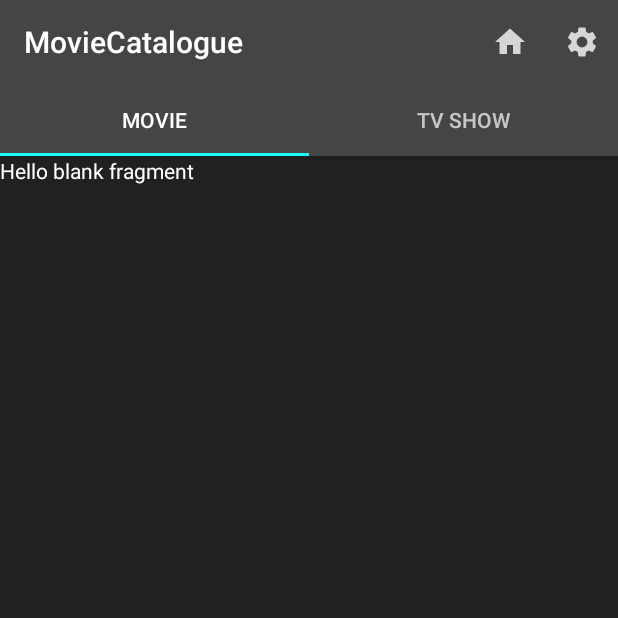
After one commit to billbull21/Movie-Catalogue, an Android app: the FavMovieFragment screen opened directly, with no data from a screen before it, on a phone screen of 412 x 824 dp, the top half of it. The commit adds this screen. Run offline under Robolectric (Android 15) with nearby library versions, the phone set to English and light mode, and no system bars.

```diff
--- /dev/null
+++ b/app/src/main/java/com/learnque/my/moviecatalogue/view/ui/FavMovieFragment.java
@@ -0,0 +1,30 @@
+package com.learnque.my.moviecatalogue.view.ui;
+
+
+import android.os.Bundle;
+import android.support.v4.app.Fragment;
+import android.view.LayoutInflater;
+import android.view.View;
+import android.view.ViewGroup;
+
+import com.learnque.my.moviecatalogue.R;
+
+/**
+ * A simple {@link Fragment} subclass.
+ */
+public class FavMovieFragment extends Fragment {
+
+
+    public FavMovieFragment() {
+        // Required empty public constructor
+    }
+
+
+    @Override
+    public View onCreateView(LayoutInflater inflater, ViewGroup container,
+                             Bundle savedInstanceState) {
+        // Inflate the layout for this fragment
+        return inflater.inflate(R.layout.fragment_fav_movie, container, false);
+    }
+
+}
--- /dev/null
+++ b/app/src/main/java/com/learnque/my/moviecatalogue/view/ui/FavTvFragment.java
@@ -0,0 +1,31 @@
+package com.learnque.my.moviecatalogue.view.ui;
+
+
+import android.os.Bundle;
+import android.support.v4.app.Fragment;
+import android.view.LayoutInflater;
+import android.view.View;
+import android.view.ViewGroup;
+
+import com.learnque.my.moviecatalogue.R;
+
+/**
+ * A simple {@link Fragment} subclass.
+ */
+public class FavTvFragment extends Fragment {
+
+
+    public FavTvFragment() {
+        // Required empty public constructor
+    }
+
+    @Override
+    public View onCreateView(LayoutInflater inflater, ViewGroup container,
+                             Bundle savedInstanceState) {
+        // Inflate the layout for this fragment
+        return inflater.inflate(R.layout.fragment_fav_tv, container, false);
+    }
+
+
+
+}
--- a/app/src/main/java/com/learnque/my/moviecatalogue/view/ui/FavoriteActivity.java
+++ b/app/src/main/java/com/learnque/my/moviecatalogue/view/ui/FavoriteActivity.java
@@ -1,15 +1,62 @@
 package com.learnque.my.moviecatalogue.view.ui;
 
+import android.content.Intent;
+import android.support.design.widget.TabLayout;
+import android.support.v4.view.ViewPager;
 import android.support.v7.app.AppCompatActivity;
 import android.os.Bundle;
+import android.support.v7.widget.Toolbar;
+import android.view.Menu;
+import android.view.MenuItem;
 
 import com.learnque.my.moviecatalogue.R;
+import com.learnque.my.moviecatalogue.view.adapter.ViewPagerAdapter;
 
 public class FavoriteActivity extends AppCompatActivity {
+
+    private Toolbar toolbar;
+    private TabLayout tabLayout;
+    private ViewPager viewPager;
 
     @Override
     protected void onCreate(Bundle savedInstanceState) {
         super.onCreate(savedInstanceState);
         setContentView(R.layout.activity_favorite);
+
+        toolbar = findViewById(R.id.toolbar);
+        setSupportActionBar(toolbar);
+
+        viewPager = findViewById(R.id.viewpager);
+        setupViewPager(viewPager);
+
+        tabLayout = findViewById(R.id.tabs);
+        tabLayout.setupWithViewPager(viewPager);
+    }
+
+    private void setupViewPager(ViewPager viewPager) {
+        ViewPagerAdapter adapter = new ViewPagerAdapter(getSupportFragmentManager());
+        adapter.addFragment(new FavMovieFragment(), "MOVIE");
+        adapter.addFragment(new FavTvFragment(), "TV SHOW");
+        viewPager.setAdapter(adapter);
+    }
+
+    @Override
+    public boolean onCreateOptionsMenu(Menu menu) {
+        getMenuInflater().inflate(R.menu.home_menu, menu);
+        return super.onCreateOptionsMenu(menu);
+    }
+
+    @Override
+    public boolean onOptionsItemSelected(MenuItem item) {
+        switch (item.getItemId()) {
+            case R.id.home_menu:
+                Intent intent = new Intent(FavoriteActivity.this, MainActivity.class);
+                startActivity(intent);
+                finish();
+                return true;
+            case R.id.settings:
+                return true;
+        }
+        return super.onOptionsItemSelected(item);
     }
 }
--- /dev/null
+++ b/app/src/main/res/drawable/ic_home.xml
@@ -0,0 +1,5 @@
+<vector android:height="24dp" android:tint="#D6D6D6"
+    android:viewportHeight="24.0" android:viewportWidth="24.0"
+    android:width="24dp" xmlns:android="http://schemas.android.com/apk/res/android">
+    <path android:fillColor="#FF000000" android:pathData="M10,20v-6h4v6h5v-8h3L12,3 2,12h3v8z"/>
+</vector>
--- /dev/null
+++ b/app/src/main/res/drawable/ic_settings.xml
@@ -0,0 +1,5 @@
+<vector android:height="24dp" android:tint="#D6D6D6"
+    android:viewportHeight="24" android:viewportWidth="24"
+    android:width="24dp" xmlns:android="http://schemas.android.com/apk/res/android">
+    <path android:fillColor="#FF000000" android:pathData="M19.1,12.9a2.8,2.8 0,0 0,0.1 -0.9,2.8 2.8,0 0,0 -0.1,-0.9l2.1,-1.6a0.7,0.7 0,0 0,0.1 -0.6L19.4,5.5a0.7,0.7 0,0 0,-0.6 -0.2l-2.4,1a6.5,6.5 0,0 0,-1.6 -0.9l-0.4,-2.6a0.5,0.5 0,0 0,-0.5 -0.4H10.1a0.5,0.5 0,0 0,-0.5 0.4L9.3,5.4a5.6,5.6 0,0 0,-1.7 0.9l-2.4,-1a0.4,0.4 0,0 0,-0.5 0.2l-2,3.4c-0.1,0.2 0,0.4 0.2,0.6l2,1.6a2.8,2.8 0,0 0,-0.1 0.9,2.8 2.8,0 0,0 0.1,0.9L2.8,14.5a0.7,0.7 0,0 0,-0.1 0.6l1.9,3.4a0.7,0.7 0,0 0,0.6 0.2l2.4,-1a6.5,6.5 0,0 0,1.6 0.9l0.4,2.6a0.5,0.5 0,0 0,0.5 0.4h3.8a0.5,0.5 0,0 0,0.5 -0.4l0.3,-2.6a5.6,5.6 0,0 0,1.7 -0.9l2.4,1a0.4,0.4 0,0 0,0.5 -0.2l2,-3.4c0.1,-0.2 0,-0.4 -0.2,-0.6ZM12,15.6A3.6,3.6 0,1 1,15.6 12,3.6 3.6,0 0,1 12,15.6Z"/>
+</vector>
--- a/app/src/main/res/layout/activity_favorite.xml
+++ b/app/src/main/res/layout/activity_favorite.xml
@@ -1,9 +1,41 @@
 <?xml version="1.0" encoding="utf-8"?>
-<android.support.constraint.ConstraintLayout xmlns:android="http://schemas.android.com/apk/res/android"
+<RelativeLayout
+    xmlns:android="http://schemas.android.com/apk/res/android"
     xmlns:app="http://schemas.android.com/apk/res-auto"
-    xmlns:tools="http://schemas.android.com/tools"
     android:layout_width="match_parent"
     android:layout_height="match_parent"
-    tools:context=".view.ui.FavoriteActivity">
+    android:background="#212121">
 
-</android.support.constraint.ConstraintLayout>
+    <android.support.design.widget.CoordinatorLayout
+        android:layout_width="match_parent"
+        android:layout_height="match_parent">
+        <android.support.design.widget.AppBarLayout
+            android:id="@+id/appbar"
+            android:layout_width="match_parent"
+            android:layout_height="wrap_content"
+            android:theme="@style/ThemeOverlay.AppCompat.Dark.ActionBar">
+
+            <android.support.v7.widget.Toolbar
+                android:id="@+id/toolbar"
+                android:layout_width="match_parent"
+                android:layout_height="?attr/actionBarSize"
+                android:background="?attr/colorPrimary"
+                app:layout_scrollFlags="scroll|enterAlways"
+                app:popupTheme="@style/ThemeOverlay.AppCompat.Light" />
+
+            <android.support.design.widget.TabLayout
+                android:id="@+id/tabs"
+                android:layout_width="match_parent"
+                android:layout_height="wrap_content"
+                app:tabMode="fixed"
+                app:tabGravity="fill"/>
+        </android.support.design.widget.AppBarLayout>
+
+        <android.support.v4.view.ViewPager
+            android:id="@+id/viewpager"
+            android:layout_below="@id/appbar"
+            android:layout_width="match_parent"
+            android:layout_height="match_parent"
+            app:layout_behavior="@string/appbar_scrolling_view_behavior"  />
+    </android.support.design.widget.CoordinatorLayout>
+</RelativeLayout>
--- a/app/src/main/res/layout/activity_main.xml
+++ b/app/src/main/res/layout/activity_main.xml
@@ -6,6 +6,9 @@
     android:layout_height="match_parent"
     android:background="#212121">
 
+    <android.support.design.widget.CoordinatorLayout
+        android:layout_width="match_parent"
+        android:layout_height="match_parent">
         <android.support.design.widget.AppBarLayout
             android:id="@+id/appbar"
             android:layout_width="match_parent"
@@ -34,4 +37,5 @@
             android:layout_width="match_parent"
             android:layout_height="match_parent"
             app:layout_behavior="@string/appbar_scrolling_view_behavior"  />
+    </android.support.design.widget.CoordinatorLayout>
 </RelativeLayout>
--- /dev/null
+++ b/app/src/main/res/layout/fragment_fav_movie.xml
@@ -0,0 +1,14 @@
+<?xml version="1.0" encoding="utf-8"?>
+<FrameLayout xmlns:android="http://schemas.android.com/apk/res/android"
+    xmlns:tools="http://schemas.android.com/tools"
+    android:layout_width="match_parent"
+    android:layout_height="match_parent"
+    tools:context=".view.ui.FavMovieFragment">
+
+    <!-- TODO: Update blank fragment layout -->
+    <TextView
+        android:layout_width="match_parent"
+        android:layout_height="match_parent"
+        android:text="@string/hello_blank_fragment" />
+
+</FrameLayout>
--- a/app/src/main/res/menu/add_fav_menu.xml
+++ b/app/src/main/res/menu/fav_menu.xml
@@ -7,4 +7,10 @@
         android:icon="@drawable/ic_favorite_true"
         app:showAsAction="always"
         />
+    <item
+        android:id="@+id/settings"
+        android:title="@string/settings"
+        android:icon="@drawable/ic_settings"
+        app:showAsAction="ifRoom"
+        />
 </menu>
--- /dev/null
+++ b/app/src/main/res/menu/home_menu.xml
@@ -0,0 +1,16 @@
+<?xml version="1.0" encoding="utf-8"?>
+<menu xmlns:android="http://schemas.android.com/apk/res/android"
+    xmlns:app="http://schemas.android.com/apk/res-auto">
+    <item
+        android:id="@+id/home_menu"
+        android:title="@string/home"
+        android:icon="@drawable/ic_home"
+        app:showAsAction="always"
+        />
+    <item
+        android:id="@+id/settings"
+        android:title="@string/settings"
+        android:icon="@drawable/ic_settings"
+        app:showAsAction="ifRoom"
+        />
+</menu>
--- a/app/src/main/res/values/strings.xml
+++ b/app/src/main/res/values/strings.xml
@@ -8,4 +8,6 @@
     <string name="close">Close</string>
     <string name="see_poster">See Poster</string>
     <string name="cari">Cari</string>
+    <string name="home">home</string>
+    <string name="settings">settings</string>
 </resources>
```
Also changed, not shown: app/src/main/java/com/learnque/my/moviecatalogue/view/ui/MainActivity.java (+9 -4 lines), app/src/main/res/layout/fragment_fav_tv.xml (added, +14 -0 lines). Lines whose indentation alone changed are shown as unchanged.
